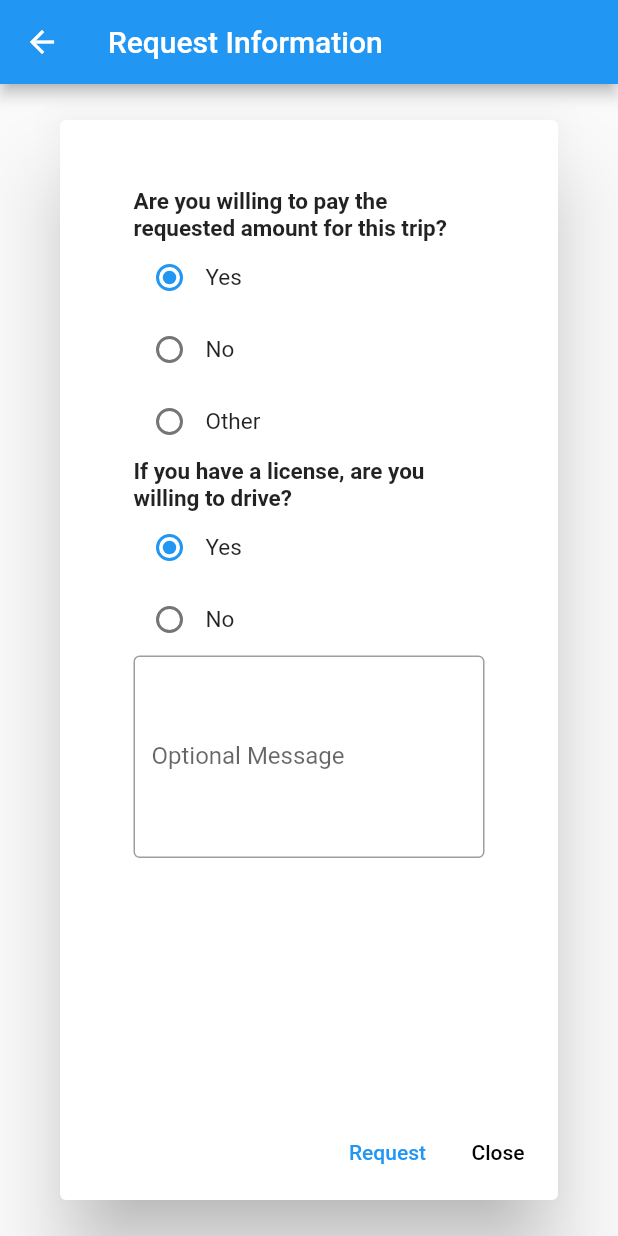
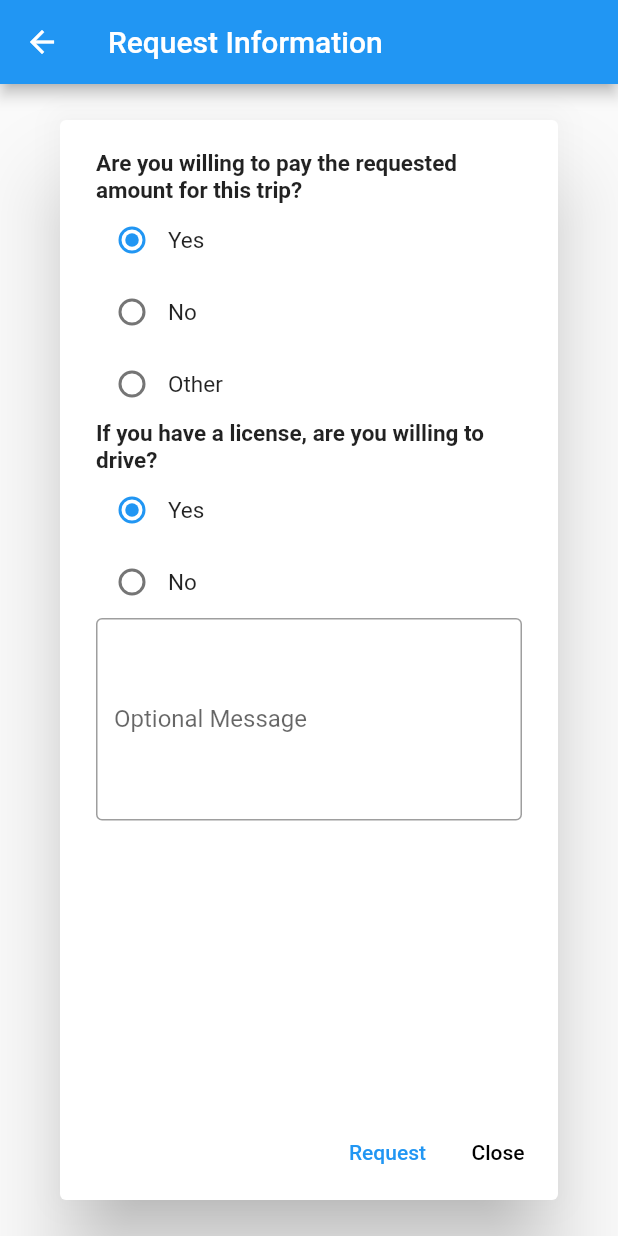
Before and after one commit to rcaina/Passenger, a Flutter app: the RequestPopUp screen opened directly, on a phone screen of 412 x 824 dp. Run offline on Flutter 3.47's test engine with Material 2 defaults, Android fonts, the phone set to English and light mode, and no system bars; our stand-ins replace date_time_picker, google_maps_flutter, settings_ui; missing offline and left inert: flutter_polyline_points.

Commit message:
remove unneeded code

```diff
--- a/lib/view/requestPopUp.dart
+++ b/lib/view/requestPopUp.dart
@@ -20,7 +20,7 @@ class _RequestPopUpState extends State<RequestPopUp> {
       body: AlertDialog(
         // title: const Text('Request Information'),
         content: Padding(
-            padding: const EdgeInsets.all(25),
+            padding: const EdgeInsets.all(0),
             child: Column(
                 mainAxisAlignment: MainAxisAlignment.start,
                 children: <Widget>[
@@ -140,27 +140,17 @@ class _RequestPopUpState extends State<RequestPopUp> {
   }
 
   Widget inputTextBox(label) {
-    return Container(
+    return Padding(
       padding: const EdgeInsets.all(0.0),
-        color: Colors.white,
-        child: Container(
-          child: Center(
-              child: Column(children: [
-            Padding(padding: EdgeInsets.only(top: 0.0)),
-            TextFormField(
+      child: TextFormField(
         maxLines: 5,
         decoration: InputDecoration(
           labelText: "Optional Message",
-                fillColor: Colors.white,
           border: OutlineInputBorder(
             borderSide: BorderSide(),
           ),
         ),
-              // style: TextStyle(
-              //   fontFamily: "Poppins",
-              // ),
       ),
-          ])),
-        ));
+    );
   }
 }
```
Lines whose indentation alone changed are shown as unchanged.
